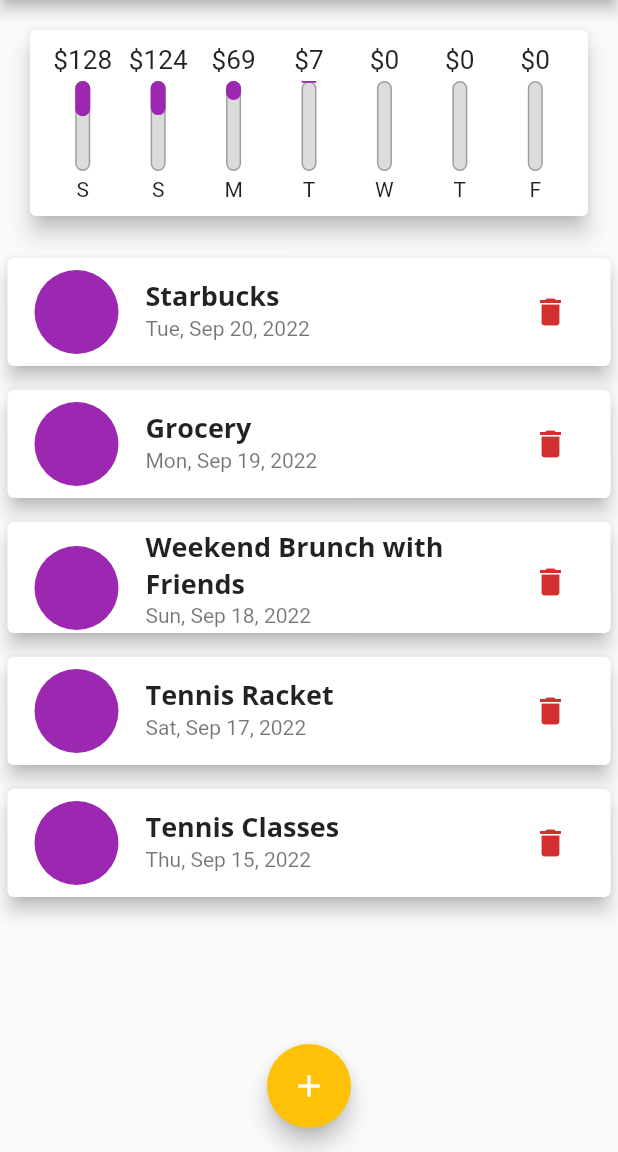
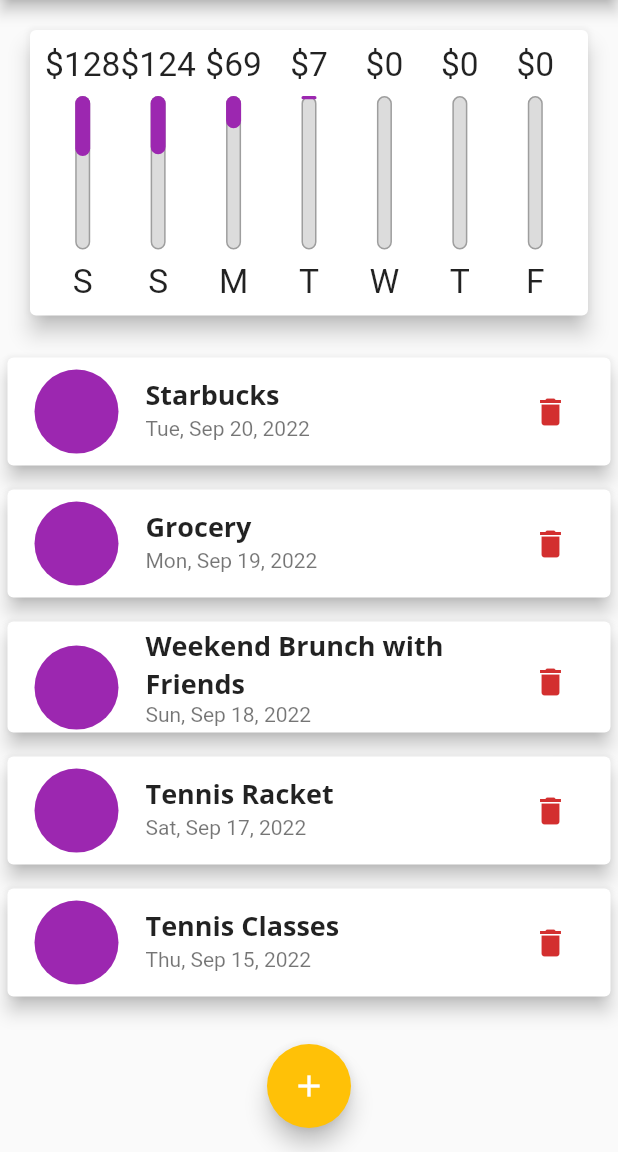
Before and after one commit to arnab/flutter_playground_expenses, a Flutter app: the screen it shows after launch, on a phone screen of 412 x 824 dp, the part 84-1236 px from its top. Run offline on Flutter 3.47's test engine with Material 2 defaults, Android fonts, the light colour scheme and no system bars; missing offline and left inert: dart:ffi, money2.

Commit message:
dynamic height calculation using MediaQuery, LayoutBuilder and widget constraints.

```diff
--- a/lib/main.dart
+++ b/lib/main.dart
@@ -126,8 +126,7 @@ class _MyHomePageState extends State<MyHomePage> {
 
   @override
   Widget build(BuildContext context) {
-    return Scaffold(
-      appBar: AppBar(
+    var appBar = AppBar(
       title: const Text('Expenszy'),
       actions: [
         IconButton(
@@ -135,16 +134,30 @@ class _MyHomePageState extends State<MyHomePage> {
           onPressed: () => _startAddNewTransaction(context),
         )
       ],
-      ),
+    );
+
+    final heightBelowAppBar = MediaQuery.of(context).size.height -
+        appBar.preferredSize.height -
+        MediaQuery.of(context).padding.top;
+    const chartHeightPct = 0.3;
+
+    return Scaffold(
+      appBar: appBar,
       body: SingleChildScrollView(
         child: Column(
           crossAxisAlignment: CrossAxisAlignment.stretch,
           children: [
             Container(
               alignment: Alignment.center,
+              child: SizedBox(
+                height: heightBelowAppBar * chartHeightPct,
                 child: Chart(_recentTransactions),
               ),
-            TransactionList(_transactions, _deleteTransaction),
+            ),
+            SizedBox(
+              height: heightBelowAppBar * (1 - chartHeightPct),
+              child: TransactionList(_transactions, _deleteTransaction),
+            ),
           ],
         ),
       ),
--- a/lib/widgets/chart_bar.dart
+++ b/lib/widgets/chart_bar.dart
@@ -14,17 +14,21 @@ class ChartBar extends StatelessWidget {
 
   @override
   Widget build(BuildContext context) {
+    return LayoutBuilder(
+      builder: (ctx, constraints) {
+        final widgetHeight = constraints.maxHeight;
         return Column(
           children: [
             SizedBox(
-          height: 20,
-          child: FittedBox(child: Text('\$${spendingAmount.toStringAsFixed(0)}')),
-        ),
-        const SizedBox(
-          height: 4,
+              height: widgetHeight * 0.15,
+              child: FittedBox(
+                  child: Text('\$${spendingAmount.toStringAsFixed(0)}')),
             ),
             SizedBox(
-          height: 60,
+              height: widgetHeight * 0.05,
+            ),
+            SizedBox(
+              height: widgetHeight * 0.6,
               width: 10,
               child: Stack(
                 children: [
@@ -47,11 +51,16 @@ class ChartBar extends StatelessWidget {
                 ],
               ),
             ),
-        const SizedBox(
-          height: 4,
+            SizedBox(
+              height: widgetHeight * 0.05,
             ),
-        Text(label),
+            SizedBox(
+              height: widgetHeight * 0.15,
+              child: FittedBox(child: Text(label)),
+            ),
           ],
+        );
+      },
     );
   }
 }
```
Lines whose indentation alone changed are shown as unchanged.
